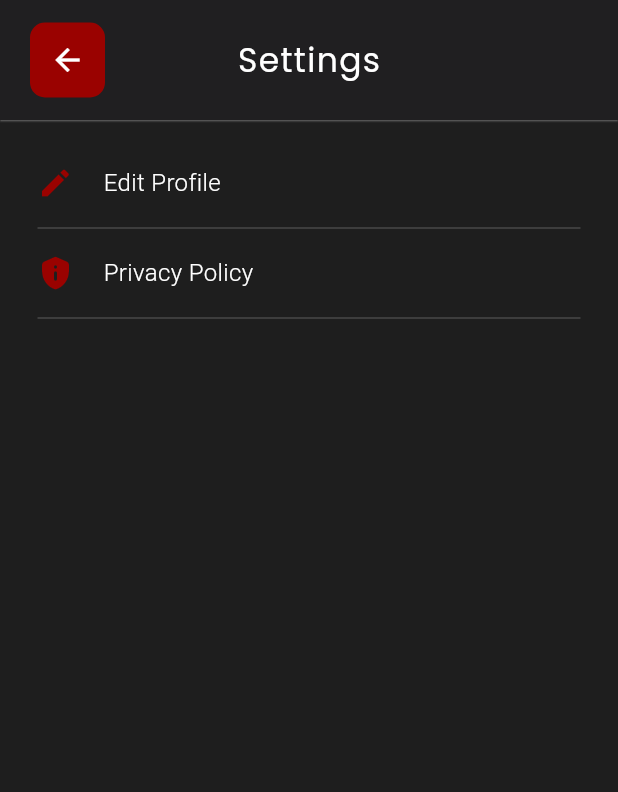
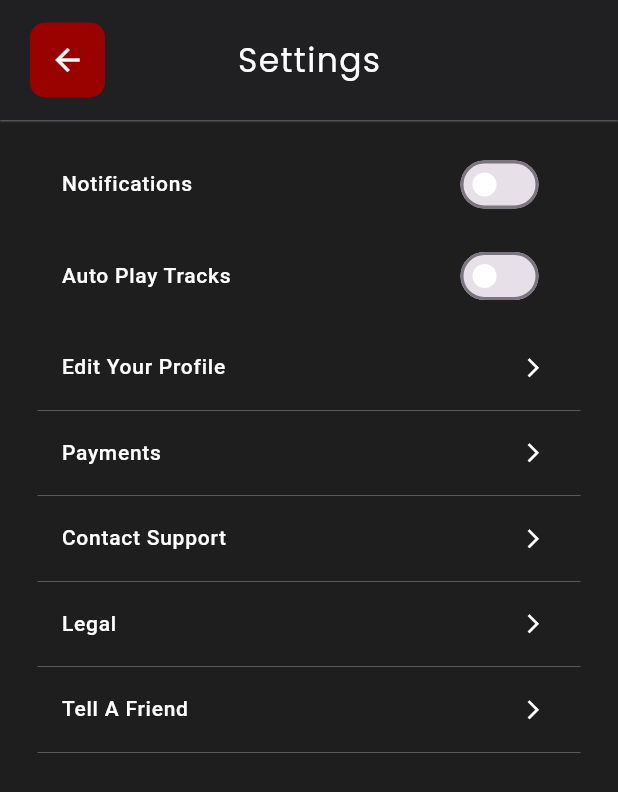
Before and after one commit to MuhammadHashamKhan1999/hiphop, a Flutter app: the SettingsScreen screen opened directly, on a phone screen of 412 x 824 dp. Shown: the top 792 px of the screen. Run offline on Flutter 3.47's test engine with Material 3 defaults, Android fonts, the phone set to English and light mode, and no system bars; our stand-ins replace audioplayers, carousel_slider, fluentui_system_icons, flutter_screenutil, flutter_svg, get and 2 more.

Commit message:
settings screen updated

```diff
--- a/lib/screens/homepage_screen.dart
+++ b/lib/screens/homepage_screen.dart
@@ -162,33 +162,33 @@ class HomePageScreen extends StatelessWidget{
             //     Navigator.push(context, MaterialPageRoute(builder: (context) => const PaymentScreen()));
             //   },
             // ),
-            ListTile(
-              title: Row(
-                crossAxisAlignment: CrossAxisAlignment.center,
-                children: [
-                  Container(
-                    child: Icon(
-                      Icons.support_sharp
-                    ),
-                  ),
-                  SizedBox(width: 10,),
-                  Text(
-                    'Support',
-                    style: TextStyle(
-                      fontSize: 14,
-                      fontWeight: FontWeight.w400
-                    ),
-                  ),
-                ],
-              ),
-              iconColor: AppColors.textWhiteColor,
-              selectedColor: AppColors.buttonBackgroundColor,
-              textColor: AppColors.textWhiteColor,
-              selectedTileColor: Colors.red,
-              onTap: (){
-                Navigator.push(context,MaterialPageRoute(builder: (context) => const SupportScreen()));
-              },
-            ),
+            // ListTile(
+            //   title: Row(
+            //     crossAxisAlignment: CrossAxisAlignment.center,
+            //     children: [
+            //       Container(
+            //         child: Icon(
+            //           Icons.support_sharp
+            //         ),
+            //       ),
+            //       SizedBox(width: 10,),
+            //       Text(
+            //         'Support',
+            //         style: TextStyle(
+            //           fontSize: 14,
+            //           fontWeight: FontWeight.w400
+            //         ),
+            //       ),
+            //     ],
+            //   ),
+            //   iconColor: AppColors.textWhiteColor,
+            //   selectedColor: AppColors.buttonBackgroundColor,
+            //   textColor: AppColors.textWhiteColor,
+            //   selectedTileColor: Colors.red,
+            //   onTap: (){
+            //     Navigator.push(context,MaterialPageRoute(builder: (context) => const SupportScreen()));
+            //   },
+            // ),
             ListTile(
               title: Row(
                 crossAxisAlignment: CrossAxisAlignment.center,
--- a/lib/screens/settings_screen.dart
+++ b/lib/screens/settings_screen.dart
@@ -1,5 +1,7 @@
 import 'package:flutter/material.dart';
 import 'package:hiphop/screens/homepage_screen.dart';
+import 'package:hiphop/screens/payment_screen.dart';
+import 'package:hiphop/screens/support_screen.dart';
 import 'package:hiphop/utils/colors_constant.dart';
 
 class SettingsScreen extends StatefulWidget {
@@ -10,6 +12,9 @@ class SettingsScreen extends StatefulWidget {
 }
 
 class _SettingsScreenState extends State<SettingsScreen> {
+
+  bool _notificationSwitchValue = false, _autoPlaySwitchValue = false;
+
   @override
   Widget build(BuildContext context) {
     return Scaffold(
@@ -52,48 +57,147 @@ class _SettingsScreenState extends State<SettingsScreen> {
         forceMaterialTransparency: false,
         shadowColor: Colors.white70,
       ),
-      body: const Padding(
+      body: Padding(
         padding: EdgeInsets.symmetric(horizontal: 25.0),
         child: Column(
           crossAxisAlignment: CrossAxisAlignment.start,
           children: [
-            SizedBox(height: 30),
-            Row(
-              children: [
-                Icon(Icons.edit, color: AppColors.buttonBackgroundColor),
-                SizedBox(width: 20),
-                Text(
-                  'Edit Profile',
-                  style: TextStyle(
-                    fontSize: 16,
-                    color: Colors.white,
-                    fontWeight: FontWeight.w300,
-                  ),
+            SizedBox(height: 15),
+            ListTile(
+              title: const Text(
+                'Notifications',
+                style: TextStyle(
+                    fontSize: 14,
+                    fontWeight: FontWeight.w500
                 ),
-              ],
+              ),
+              trailing: Switch(
+                activeColor: AppColors.buttonBackgroundColor,
+                inactiveThumbColor: AppColors.textWhiteColor,
+                value: _notificationSwitchValue,
+                onChanged: (value) {
+                  setState(() {
+                    _notificationSwitchValue = value;
+                  });
+                },
+              ),
+              iconColor: AppColors.textWhiteColor,
+              selectedColor: AppColors.buttonBackgroundColor,
+              textColor: AppColors.textWhiteColor,
             ),
-            SizedBox(height: 10),
-            Divider(
+            SizedBox(height: 5),
+            ListTile(
+              title: const Text(
+                'Auto Play Tracks',
+                style: TextStyle(
+                    fontSize: 14,
+                    fontWeight: FontWeight.w500
+                ),
+              ),
+              trailing: Switch(
+                activeColor: AppColors.buttonBackgroundColor,
+                inactiveThumbColor: AppColors.textWhiteColor,
+                value: _autoPlaySwitchValue,
+                onChanged: (value) {
+                  setState(() {
+                    _autoPlaySwitchValue = value;
+                  });
+                },
+              ),
+              iconColor: AppColors.textWhiteColor,
+              selectedColor: AppColors.buttonBackgroundColor,
+              textColor: AppColors.textWhiteColor,
+            ),
+            const SizedBox(height: 5),
+            const ListTile(
+              title: Text(
+                'Edit Your Profile',
+                style: TextStyle(
+                    fontSize: 14,
+                    fontWeight: FontWeight.w500
+                ),
+              ),
+              trailing: Icon(Icons.arrow_forward_ios, color: Colors.white, size: 15,),
+              iconColor: AppColors.textWhiteColor,
+              selectedColor: AppColors.buttonBackgroundColor,
+              textColor: AppColors.textWhiteColor,
+            ),
+            const Divider(
+              height: 1,
               color: Colors.white60,
               thickness: .3,
             ),
-            SizedBox(height: 10),
-            Row(
-              children: [
-                Icon(Icons.privacy_tip_rounded, color: AppColors.buttonBackgroundColor),
-                SizedBox(width: 20),
-                Text(
-                  'Privacy Policy',
-                  style: TextStyle(
-                    fontSize: 16,
-                    color: Colors.white,
-                    fontWeight: FontWeight.w300,
-                  ),
+            ListTile(
+              title: const Text(
+                'Payments',
+                style: TextStyle(
+                    fontSize: 14,
+                    fontWeight: FontWeight.w500
                 ),
-              ],
+              ),
+              onTap: () => Navigator.push(context, MaterialPageRoute(builder: (context) => const PaymentScreen())),
+              trailing: const Icon(Icons.arrow_forward_ios, color: Colors.white, size: 15,),
+              iconColor: AppColors.textWhiteColor,
+              selectedColor: AppColors.buttonBackgroundColor,
+              textColor: AppColors.textWhiteColor,
             ),
-            SizedBox(height: 10),
-            Divider(
+            const Divider(
+              height: 1,
+              color: Colors.white60,
+              thickness: .3,
+            ),
+            ListTile(
+              title: const Text(
+                'Contact Support',
+                style: TextStyle(
+                    fontSize: 14,
+                    fontWeight: FontWeight.w500
+                ),
+              ),
+              onTap: () => Navigator.push(context, MaterialPageRoute(builder: (context) => const SupportScreen())),
+              trailing: const Icon(Icons.arrow_forward_ios, color: Colors.white, size: 15,),
+              iconColor: AppColors.textWhiteColor,
+              selectedColor: AppColors.buttonBackgroundColor,
+              textColor: AppColors.textWhiteColor,
+            ),
+            const Divider(
+              height: 1,
+              color: Colors.white60,
+              thickness: .3,
+            ),
+            const ListTile(
+              title: Text(
+                'Legal',
+                style: TextStyle(
+                    fontSize: 14,
+                    fontWeight: FontWeight.w500
+                ),
+              ),
+              trailing: Icon(Icons.arrow_forward_ios, color: Colors.white, size: 15,),
+              iconColor: AppColors.textWhiteColor,
+              selectedColor: AppColors.buttonBackgroundColor,
+              textColor: AppColors.textWhiteColor,
+            ),
+            const Divider(
+              height: 1,
+              color: Colors.white60,
+              thickness: .3,
+            ),
+            const ListTile(
+              title: Text(
+                'Tell A Friend',
+                style: TextStyle(
+                    fontSize: 14,
+                    fontWeight: FontWeight.w500
+                ),
+              ),
+              trailing: Icon(Icons.arrow_forward_ios, color: Colors.white, size: 15,),
+              iconColor: AppColors.textWhiteColor,
+              selectedColor: AppColors.buttonBackgroundColor,
+              textColor: AppColors.textWhiteColor,
+            ),
+            const Divider(
+              height: 1,
               color: Colors.white60,
               thickness: .3,
             ),
```
